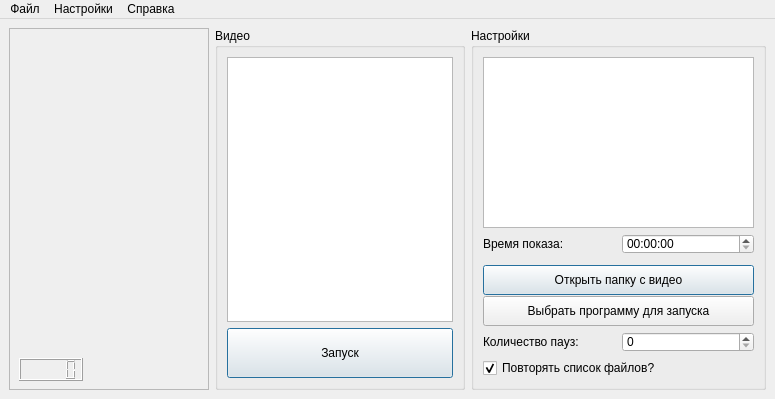
The window that mainwindow.ui (Rast1234/MathMech.Psychology) describes before a commit, drawn with Qt 5.
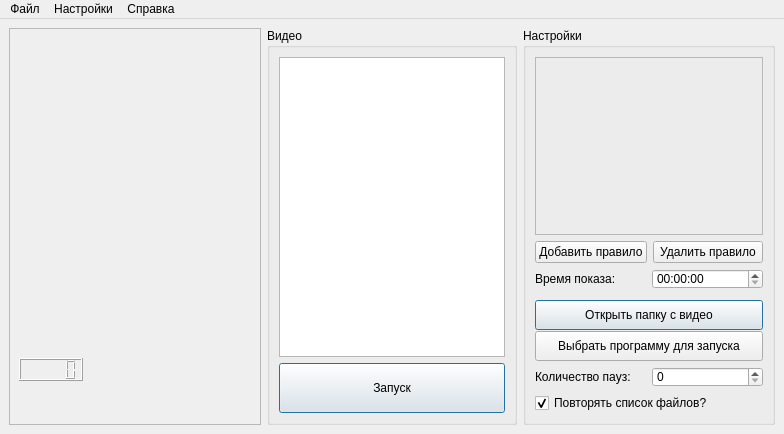
The same window after the commit.

Commit message: work rules table with drag&drop

Patch:
```diff
--- a/mainwindow.ui
+++ b/mainwindow.ui
@@ -6,8 +6,8 @@
    <rect>
     <x>0</x>
     <y>0</y>
-    <width>775</width>
-    <height>399</height>
+    <width>784</width>
+    <height>434</height>
    </rect>
   </property>
   <property name="windowTitle">
@@ -108,7 +108,38 @@
         </property>
         <layout class="QVBoxLayout" name="verticalLayout_2">
          <item>
-          <widget class="QTableWidget" name="rulesTable"/>
+          <widget class="QFrame" name="rulesTableFrame">
+           <property name="frameShape">
+            <enum>QFrame::StyledPanel</enum>
+           </property>
+           <property name="frameShadow">
+            <enum>QFrame::Raised</enum>
+           </property>
+          </widget>
+         </item>
+         <item>
+          <layout class="QHBoxLayout" name="horizontalLayout_2">
+           <property name="leftMargin">
+            <number>0</number>
+           </property>
+           <property name="bottomMargin">
+            <number>0</number>
+           </property>
+           <item>
+            <widget class="QPushButton" name="addRuleButton">
+             <property name="text">
+              <string>Добавить правило</string>
+             </property>
+            </widget>
+           </item>
+           <item>
+            <widget class="QPushButton" name="removeRuleButton">
+             <property name="text">
+              <string>Удалить правило</string>
+             </property>
+            </widget>
+           </item>
+          </layout>
          </item>
          <item>
           <layout class="QHBoxLayout" name="timeLayout">
@@ -257,7 +288,7 @@
     <rect>
      <x>0</x>
      <y>0</y>
-     <width>775</width>
+     <width>784</width>
      <height>20</height>
     </rect>
    </property>
```
The commit also changes 8 other files.
